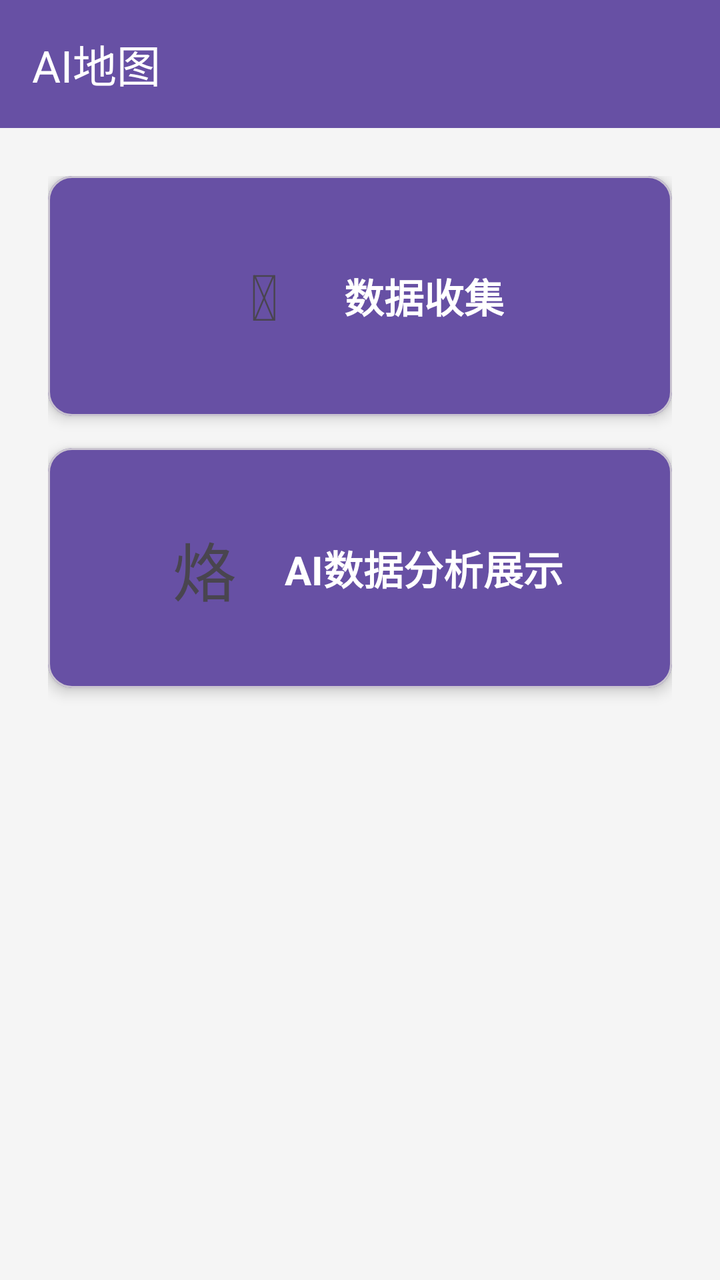
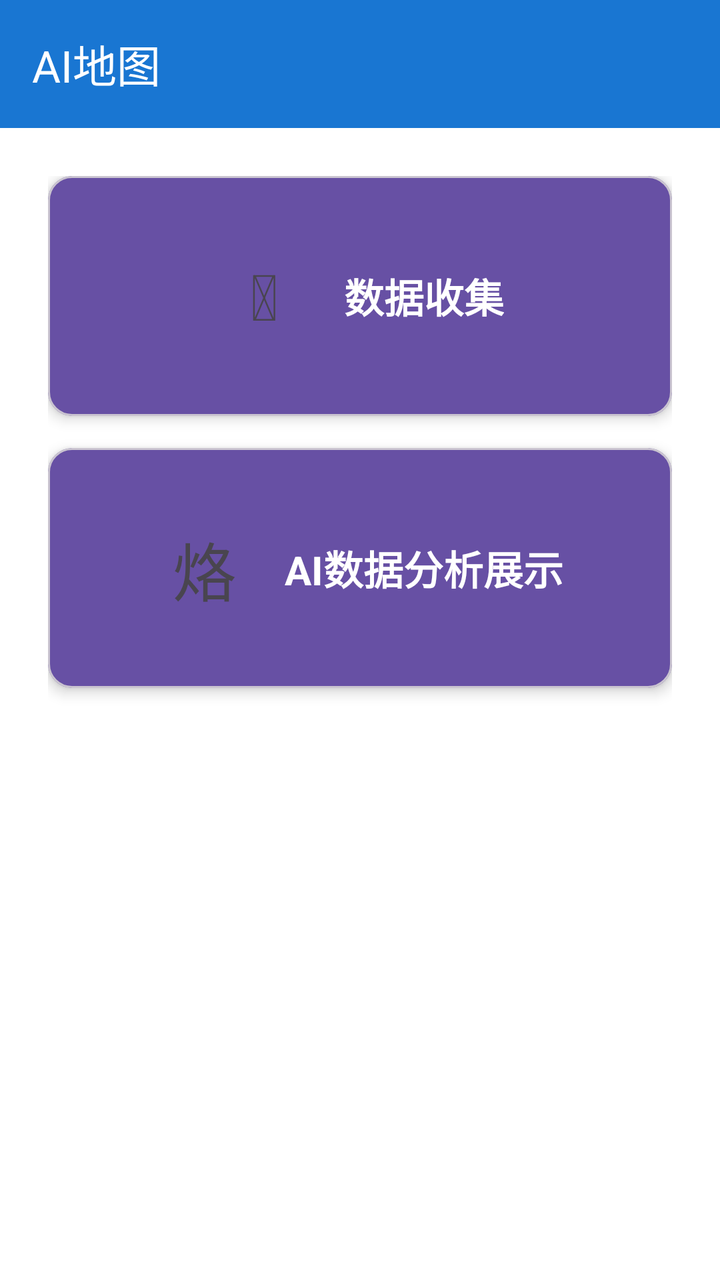

Two renders of the same Android screen: before a commit and after it. Below are the layout's source before the change and the commit's diff.
<!-- AndroidManifest.xml: application theme Theme.Project_Pandora -->
<!-- res/layout/fragment_aimap.xml -->
<?xml version="1.0" encoding="utf-8"?>
<layout xmlns:android="http://schemas.android.com/apk/res/android"
    xmlns:app="http://schemas.android.com/apk/res-auto">

    <data>

    </data>

    <androidx.constraintlayout.widget.ConstraintLayout
        android:layout_width="match_parent"
        android:layout_height="match_parent"
        android:background="#F5F5F5">

        <com.google.android.material.appbar.MaterialToolbar
            android:id="@+id/toolbar"
            android:layout_width="match_parent"
            android:layout_height="wrap_content"
            android:background="?attr/colorPrimary"
            app:title="AI地图"
            app:titleTextColor="@android:color/white"
            app:layout_constraintTop_toTopOf="parent" />

        <LinearLayout
            android:layout_width="match_parent"
            android:layout_height="0dp"
            android:orientation="vertical"
            android:padding="24dp"
            app:layout_constraintTop_toBottomOf="@id/toolbar"
            app:layout_constraintBottom_toBottomOf="parent">

            <com.google.android.material.card.MaterialCardView
                android:id="@+id/btn_data_collect"
                android:layout_width="match_parent"
                android:layout_height="120dp"
                android:layout_marginBottom="16dp"
                app:cardBackgroundColor="#6750A4"
                app:cardCornerRadius="12dp"
                app:cardElevation="4dp"
                android:clickable="true"
                android:focusable="true">

                <LinearLayout
                    android:layout_width="match_parent"
                    android:layout_height="match_parent"
                    android:orientation="horizontal"
                    android:gravity="center"
                    android:padding="16dp">

                    <TextView
                        android:layout_width="48dp"
                        android:layout_height="48dp"
                        android:text="&#x1F4CA;"
                        android:textSize="32sp"
                        android:gravity="center"
                        android:layout_marginEnd="16dp" />

                    <TextView
                        android:layout_width="wrap_content"
                        android:layout_height="wrap_content"
                        android:text="数据收集"
                        android:textSize="20sp"
                        android:textStyle="bold"
                        android:textColor="@android:color/white" />

                </LinearLayout>
            </com.google.android.material.card.MaterialCardView>

            <com.google.android.material.card.MaterialCardView

                android:id="@+id/btn_ai_analysis"
                android:layout_width="match_parent"
                android:layout_height="120dp"
                app:cardBackgroundColor="#6750A4"
                app:cardCornerRadius="12dp"
                app:cardElevation="4dp"
                android:clickable="true"
                android:focusable="true">

                <LinearLayout
                    android:layout_width="match_parent"
                    android:layout_height="match_parent"
                    android:orientation="horizontal"
                    android:gravity="center"
                    android:padding="16dp">

                    <TextView
                        android:layout_width="48dp"
                        android:layout_height="48dp"
                        android:text="&#x1F916;"
                        android:textSize="32sp"
                        android:gravity="center"
                        android:layout_marginEnd="16dp" />

                    <TextView
                        android:layout_width="wrap_content"
                        android:layout_height="wrap_content"
                        android:text="AI数据分析展示"
                        android:textSize="20sp"
                        android:textStyle="bold"
                        android:textColor="@android:color/white" />

                </LinearLayout>
            </com.google.android.material.card.MaterialCardView>

        </LinearLayout>

    </androidx.constraintlayout.widget.ConstraintLayout>
</layout>
<!-- resources referenced by this layout -->
<resources>
  <style name="Theme.Project_Pandora" parent="Base.Theme.Project_Pandora" />
  <style name="Base.Theme.Project_Pandora" parent="Theme.Material3.DayNight.NoActionBar">
          
          
      </style>
</resources>

<!-- the commit's change to res/layout/fragment_aimap.xml (unified diff, before → after) -->
@@ -9,7 +9,7 @@
     <androidx.constraintlayout.widget.ConstraintLayout
         android:layout_width="match_parent"
         android:layout_height="match_parent"
-        android:background="#F5F5F5">
+        android:background="@color/color_bg_page">
 
         <com.google.android.material.appbar.MaterialToolbar
             android:id="@+id/toolbar"
<!-- resource entries referenced after the edit -->
@@ -1,9 +1,21 @@
 <!-- resources referenced by this layout -->
 <resources>
+  <color name="color_bg_page">#FFFFFFFF</color>
   <style name="Theme.Project_Pandora" parent="Base.Theme.Project_Pandora" />
   <style name="Base.Theme.Project_Pandora" parent="Theme.Material3.DayNight.NoActionBar">
           
-          
+          <item name="colorPrimary">@color/color_calendar_today</item>
+          <item name="colorOnPrimary">@color/white</item>
+          <item name="colorSurface">@color/color_bg_page</item>
+          <item name="colorOnSurface">@color/color_text_primary</item>
+          <item name="colorOnSurfaceVariant">@color/color_text_secondary</item>
+          <item name="android:colorBackground">@color/color_bg_page</item>
+          <item name="android:textColorPrimary">@color/color_text_primary</item>
+          <item name="android:textColorSecondary">@color/color_text_secondary</item>
       </style>
+  <color name="color_calendar_today">#FF1976D2</color>
+  <color name="white">#FFFFFFFF</color>
+  <color name="color_text_primary">#FF333333</color>
+  <color name="color_text_secondary">#FF888888</color>
 </resources>
 
